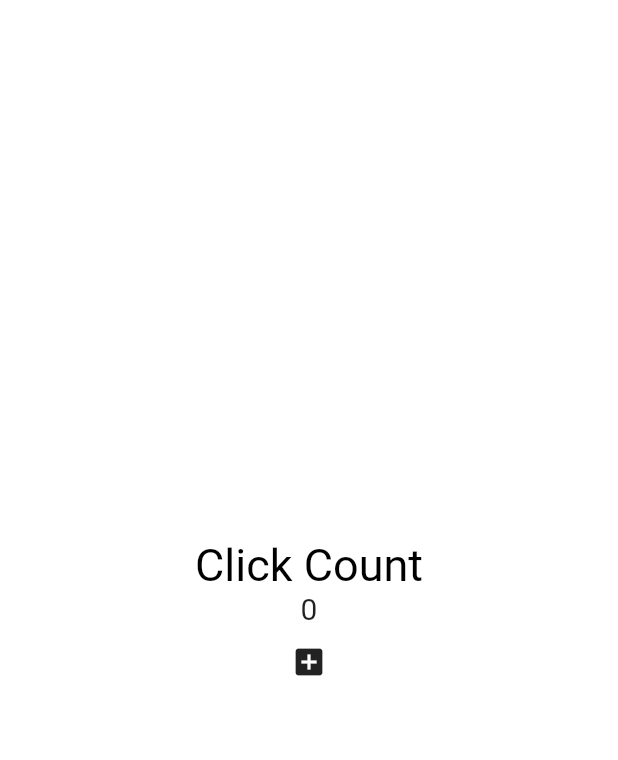
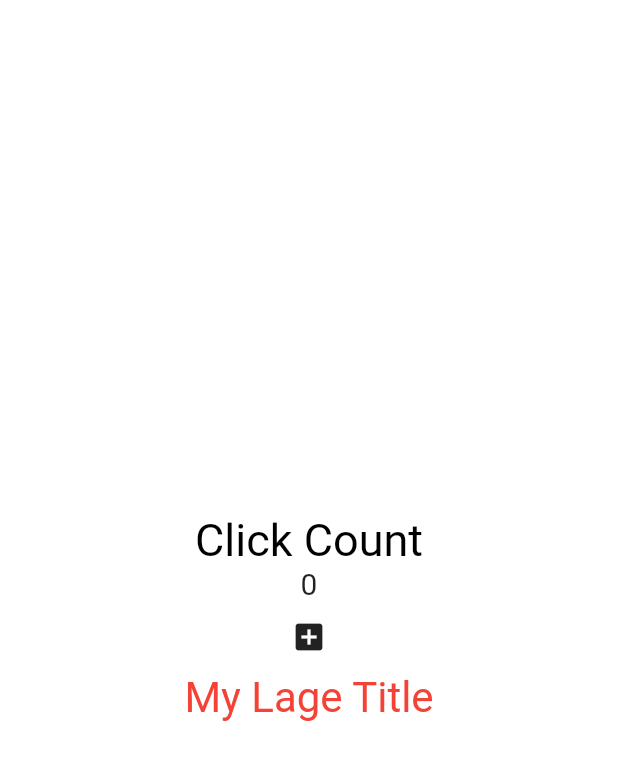
Before and after one commit to alswn2348/stateful_widgets_flutter, a Flutter app: the screen it shows after launch, on a phone screen of 412 x 824 dp. Shown: the top 760 px of the screen. Run offline on Flutter 3.47's test engine with Material 2 defaults, Android fonts, the light colour scheme and no system bars.

Commit message:
degin : add theme

```diff
--- a/lib/main.dart
+++ b/lib/main.dart
@@ -13,10 +13,29 @@ class StApp extends StatefulWidget {
 
 class _StAppState extends State<StApp> {
   int counter = 0;
+  bool a = true;
+
+  @override
+  void initState() {
+    super.initState();
+    print('initState!!');
+  }
+
+  @override
+  void dispose() {
+    super.dispose();
+    print('dispose!!');
+  }
 
   @override
   Widget build(BuildContext context) {
+    print('build!!');
     return MaterialApp(
+      theme: ThemeData(
+        textTheme: const TextTheme(
+          titleLarge: TextStyle(color: Colors.red),
+        ),
+      ),
       home: Scaffold(
         backgroundColor: Colors.white,
         body: Center(
@@ -32,7 +51,8 @@ class _StAppState extends State<StApp> {
             IconButton(
               onPressed: onClicked,
               icon: const Icon(Icons.add_box),
-            )
+            ),
+            const MyLageTitle(),
           ]),
         ),
       ),
@@ -45,3 +65,18 @@ class _StAppState extends State<StApp> {
     });
   }
 }
+
+class MyLageTitle extends StatelessWidget {
+  const MyLageTitle({
+    Key? key,
+  }) : super(key: key);
+
+  @override
+  Widget build(BuildContext context) {
+    return Text(
+      'My Lage Title',
+      style: TextStyle(
+          fontSize: 28, color: Theme.of(context).textTheme.titleLarge?.color),
+    );
+  }
+}
```
